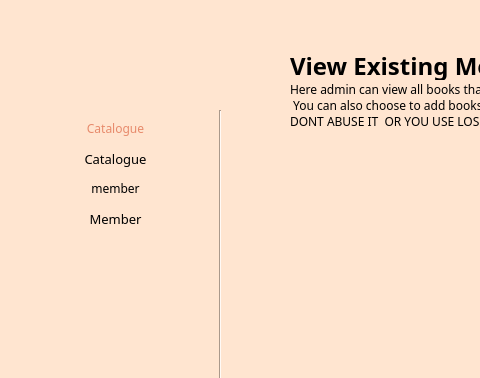
This is LibraryInformationSystem/adminmembercatalogue.ui in janelle-lr/CS106LibraryInformationSystem as Qt 5 draws it before an edit; both pictures show x 0 to 480 and y 0 to 378 of the 1280 by 640 pixel window. The edited form follows.
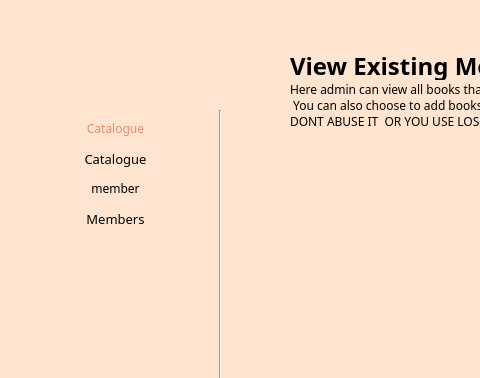
This is the edited form. Icons and pictures are not drawn.

What changed in the file:
```diff
--- a/LibraryInformationSystem/adminmembercatalogue.ui
+++ b/LibraryInformationSystem/adminmembercatalogue.ui
@@ -163,7 +163,7 @@
 }</string>
        </property>
        <property name="text">
-        <string>Member</string>
+        <string>Members</string>
        </property>
       </widget>
      </item>
```
